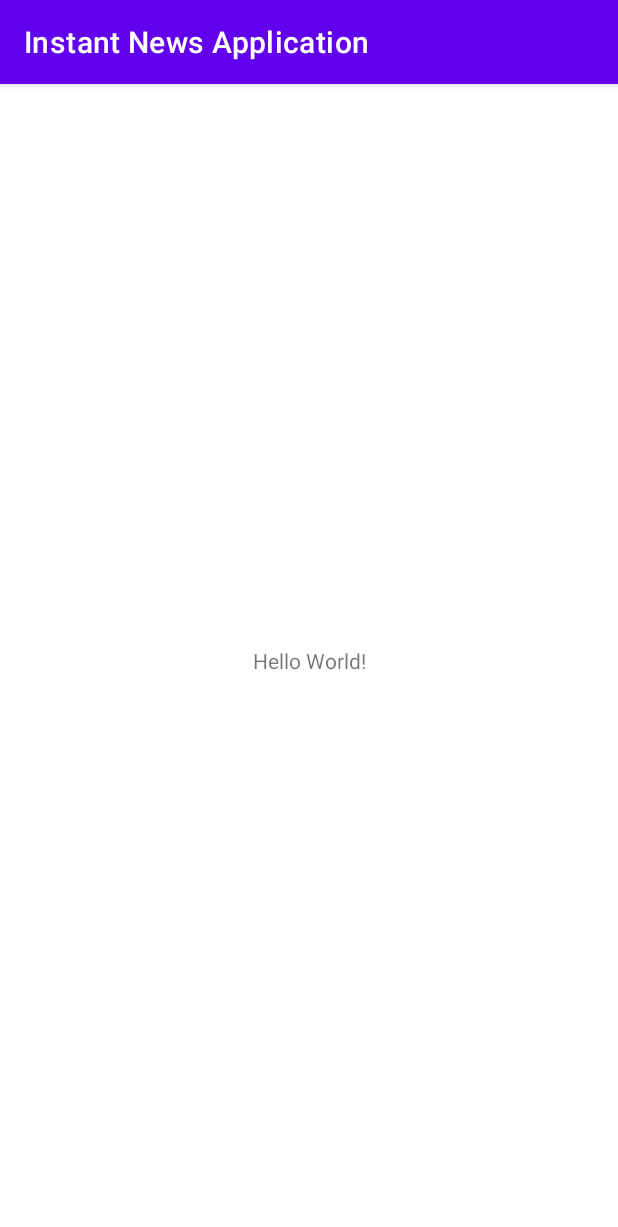
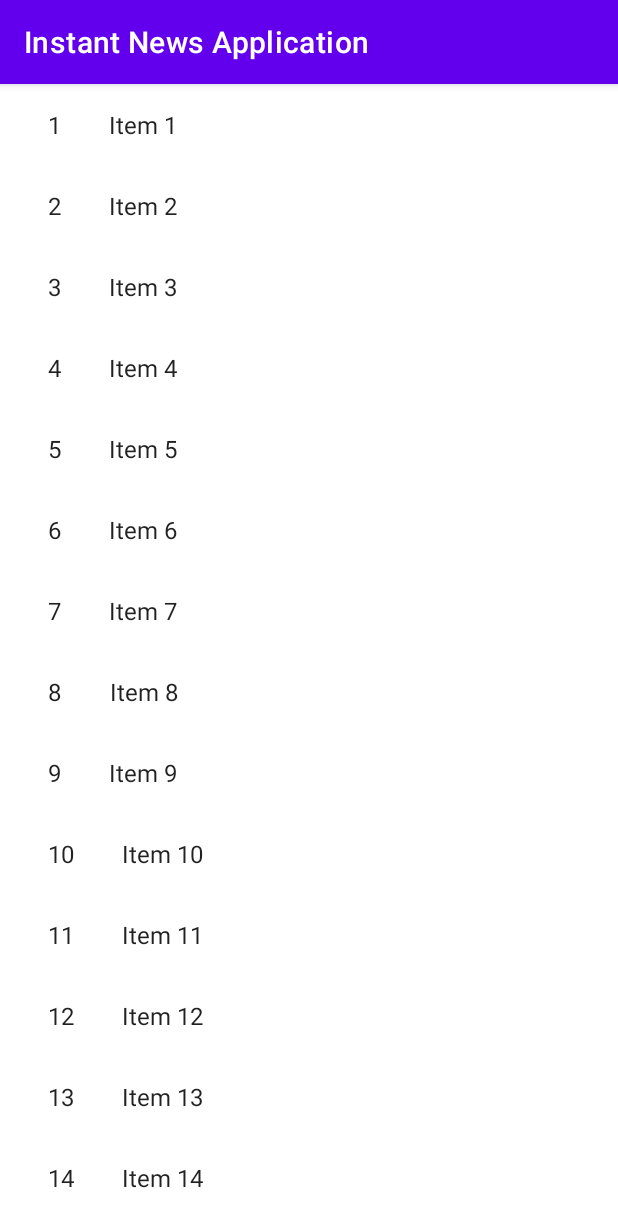
Before and after one commit to docteurmabuse/InstantNews, an Android app: the screen it shows after launch (MainActivity), on a phone screen of 412 x 824 dp. Shown: the top 1227 px of the screen. Run offline under Robolectric (Android 15) with nearby library versions, the phone set to English and light mode, and no system bars; our stand-ins replace Dagger/Hilt's generated code.

Commit message:
- update activity_main.xml with FragmentContainerView

```diff
--- a/app/build.gradle
+++ b/app/build.gradle
@@ -4,6 +4,7 @@ plugins {
     id("kotlin-kapt")
     id("dagger.hilt.android.plugin")
     id("kotlin-parcelize")
+    id("androidx.navigation.safeargs.kotlin")
     id("com.google.android.libraries.mapsplatform.secrets-gradle-plugin")
     id("de.mannodermaus.android-junit5")
 }
--- a/app/src/main/res/layout/activity_main.xml
+++ b/app/src/main/res/layout/activity_main.xml
@@ -2,17 +2,17 @@
 <androidx.constraintlayout.widget.ConstraintLayout xmlns:android="http://schemas.android.com/apk/res/android"
     xmlns:app="http://schemas.android.com/apk/res-auto"
     xmlns:tools="http://schemas.android.com/tools"
+    android:id="@+id/container"
     android:layout_width="match_parent"
     android:layout_height="match_parent"
     tools:context=".presentation.MainActivity">
 
-    <TextView
-        android:layout_width="wrap_content"
-        android:layout_height="wrap_content"
-        android:text="Hello World!"
-        app:layout_constraintBottom_toBottomOf="parent"
-        app:layout_constraintLeft_toLeftOf="parent"
-        app:layout_constraintRight_toRightOf="parent"
-        app:layout_constraintTop_toTopOf="parent" />
-
+<androidx.fragment.app.FragmentContainerView
+    android:id="@+id/nav_host_fragment_activity_main"
+    android:name="androidx.navigation.fragment.NavHostFragment"
+    android:layout_height="match_parent"
+    android:layout_width="match_parent"
+    app:defaultNavHost="true"
+    app:navGraph="@navigation/articles_nav_graph"
+    />
 </androidx.constraintlayout.widget.ConstraintLayout>
--- a/build.gradle
+++ b/build.gradle
@@ -10,6 +10,7 @@ buildscript {
         classpath ("com.google.dagger:hilt-android-gradle-plugin:2.37")
         classpath("com.google.android.libraries.mapsplatform.secrets-gradle-plugin:secrets-gradle-plugin:1.3.0")
         classpath("de.mannodermaus.gradle.plugins:android-junit5:1.7.1.1")
+        classpath("androidx.navigation:navigation-safe-args-gradle-plugin:2.3.5")
     }
 }
 
```
